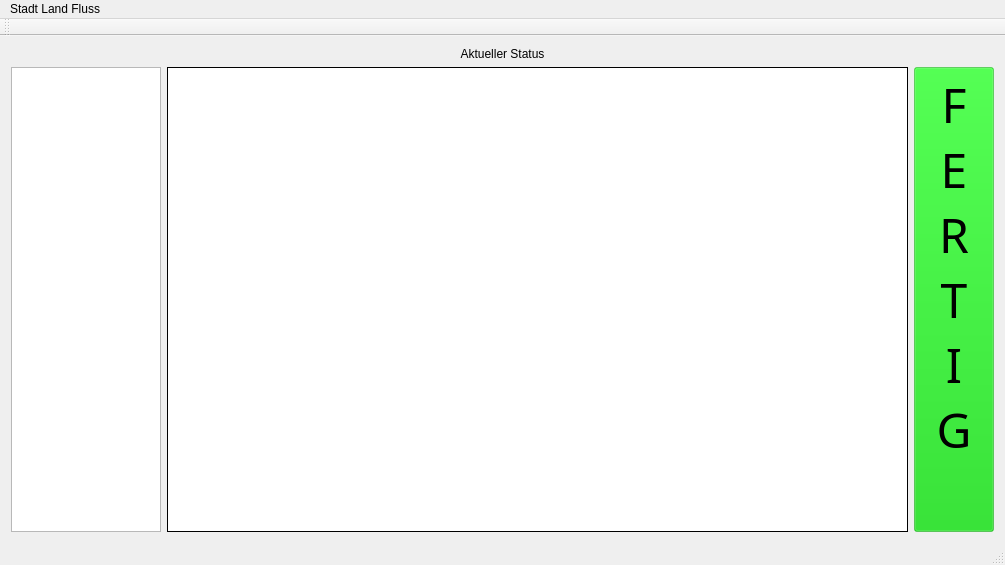
First picture: the form in hauptspielfenster.ui, repository Toboxos/stadt_land_fluss, before the edit.
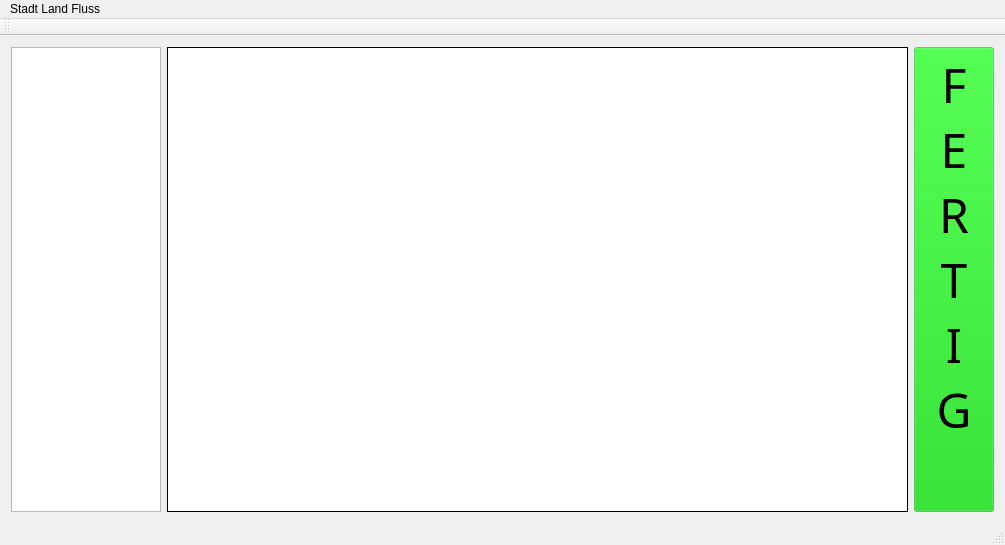
Second picture: the form after the edit.

The edit to the form file:
```diff
--- a/hauptspielfenster.ui
+++ b/hauptspielfenster.ui
@@ -16,20 +16,6 @@
   <widget class="QWidget" name="centralWidget">
    <layout class="QGridLayout" name="gridLayout">
     <item row="0" column="0">
-     <layout class="QVBoxLayout" name="verticalLayout">
-      <item>
-       <widget class="QLabel" name="lblStatus">
-        <property name="text">
-         <string>Aktueller Status</string>
-        </property>
-        <property name="alignment">
-         <set>Qt::AlignCenter</set>
-        </property>
-       </widget>
-      </item>
-      <item>
-       <layout class="QHBoxLayout" name="horizontalLayout">
-        <item>
          <widget class="QListWidget" name="listSpieler">
           <property name="sizePolicy">
            <sizepolicy hsizetype="Fixed" vsizetype="Expanding">
@@ -51,38 +37,7 @@
           </property>
          </widget>
         </item>
-        <item>
-         <widget class="QTableWidget" name="tableSpiel">
-          <property name="sizePolicy">
-           <sizepolicy hsizetype="Expanding" vsizetype="Expanding">
-            <horstretch>0</horstretch>
-            <verstretch>0</verstretch>
-           </sizepolicy>
-          </property>
-          <property name="font">
-           <font>
-            <family>Copperplate Gothic Light</family>
-            <pointsize>12</pointsize>
-           </font>
-          </property>
-          <property name="styleSheet">
-           <string notr="true">
-QHeaderView::section {
-	font-family: 'Copperplate Gothic Light';
-font-size: 13px;
-    border: 1px solid #fffff8;
-
-}</string>
-          </property>
-          <property name="frameShape">
-           <enum>QFrame::Box</enum>
-          </property>
-          <property name="frameShadow">
-           <enum>QFrame::Plain</enum>
-          </property>
-         </widget>
-        </item>
-        <item>
+    <item row="0" column="4">
          <widget class="QPushButton" name="buttonFertig">
           <property name="sizePolicy">
            <sizepolicy hsizetype="Fixed" vsizetype="Fixed">
@@ -123,9 +78,36 @@
           </property>
          </widget>
         </item>
-       </layout>
-      </item>
-     </layout>
+    <item row="0" column="2" colspan="2">
+     <widget class="QTableWidget" name="tableSpiel">
+      <property name="sizePolicy">
+       <sizepolicy hsizetype="Expanding" vsizetype="Expanding">
+        <horstretch>0</horstretch>
+        <verstretch>0</verstretch>
+       </sizepolicy>
+      </property>
+      <property name="font">
+       <font>
+        <family>Copperplate Gothic Light</family>
+        <pointsize>12</pointsize>
+       </font>
+      </property>
+      <property name="styleSheet">
+       <string notr="true">
+QHeaderView::section {
+	font-family: 'Copperplate Gothic Light';
+font-size: 13px;
+    border: 1px solid #fffff8;
+
+}</string>
+      </property>
+      <property name="frameShape">
+       <enum>QFrame::Box</enum>
+      </property>
+      <property name="frameShadow">
+       <enum>QFrame::Plain</enum>
+      </property>
+     </widget>
     </item>
    </layout>
   </widget>
```
Lines whose indentation alone changed are shown as unchanged.
